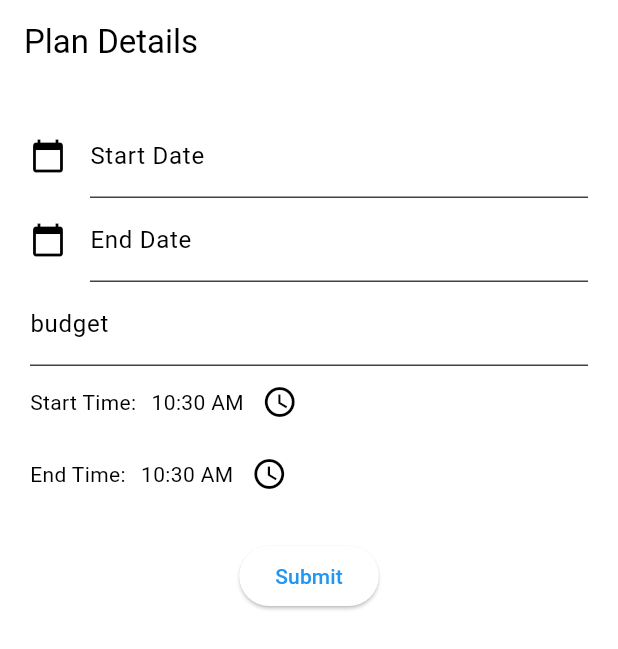
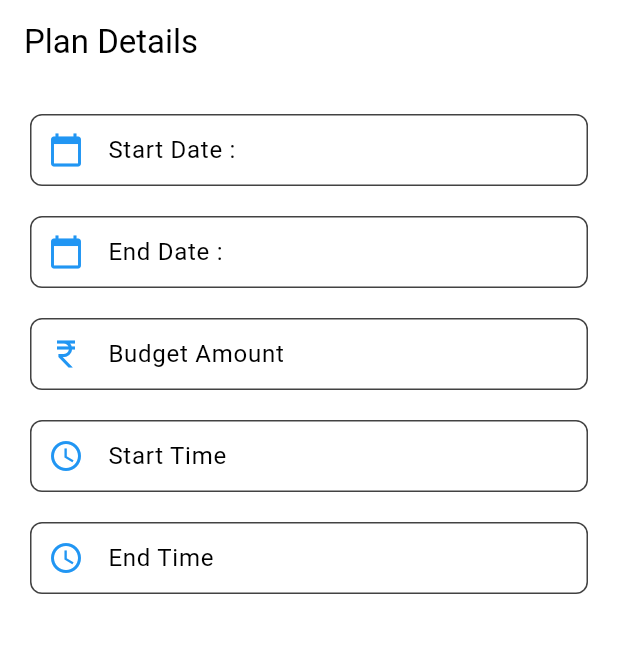
Before and after one commit to Prime-Movers/explore_ez, a Flutter app: the PlanDetails screen opened directly, on a phone screen of 412 x 824 dp. Shown: the top 649 px of the screen. Run offline on Flutter 3.47's test engine with Material 3 defaults, Android fonts, the phone set to English and light mode, and no system bars; our stand-ins replace bloc, cloud_firestore, equatable, firebase_auth, firebase_core, flutter_bloc and 1 more; accounts and stored records are empty.

Commit message:
updated plan details

```diff
--- a/lib/screens/plan_details/plan_details.dart
+++ b/lib/screens/plan_details/plan_details.dart
@@ -1,5 +1,7 @@
 import 'package:flutter/material.dart';
 import 'package:intl/intl.dart';
+import 'package:flutter/services.dart';
+import 'package:explore_ez/components/visible_button.dart';
 
 class PlanDetails extends StatefulWidget {
   const PlanDetails({super.key});
@@ -9,15 +11,18 @@ class PlanDetails extends StatefulWidget {
 }
 
 class _PlanDetailsState extends State<PlanDetails> {
-  final _formKey = GlobalKey<FormState>(); // for form validation
-  DateTime _startDate = DateTime.now(); // initial start date
-  DateTime _endDate = DateTime.now(); // initial end date
-  String _budget = ""; // initial description
-  TimeOfDay _startTime = TimeOfDay.now(); // initial start time
-  TimeOfDay _endTime = TimeOfDay.now(); // initial end time
-  TextEditingController StartdateInputController = TextEditingController();
-  TextEditingController EnddateInputController = TextEditingController();
+  final _formKey = GlobalKey<FormState>();
+  DateTime _startDate = DateTime.now();
+  DateTime _endDate = DateTime.now();
+  String budget = "";
+  TimeOfDay startTime = TimeOfDay.now();
+  TimeOfDay endTime = TimeOfDay.now();
+  TextEditingController startdateInputController = TextEditingController();
+  TextEditingController enddateInputController = TextEditingController();
+  TextEditingController startTimeInputController = TextEditingController();
+  TextEditingController endTimeInputController = TextEditingController();
   var myFormat = DateFormat('d-MM-yyyy');
+
   @override
   Widget build(BuildContext context) {
     final colorScheme = Theme.of(context).colorScheme;
@@ -28,21 +33,18 @@ class _PlanDetailsState extends State<PlanDetails> {
       ),
       body: SingleChildScrollView(
         padding: EdgeInsets.all(20.0),
-        child: Form(
+        child: Column(
+          children: [
+            Form(
               key: _formKey,
+              child: Center(
                 child: Column(
                   children: <Widget>[
-              // Start date
-              TextField(
-                decoration: InputDecoration(
-                  labelText: 'Start Date',
-                  icon: Icon(Icons.calendar_today),
-                  hintText: "Enter Start Date",
-                  hintStyle: TextStyle(color: colorScheme.background),
-                ),
-                readOnly: true,
-                controller: StartdateInputController, // show date picker on tap
-                onTap: () async {
+                    dateField(
+                      context,
+                      "Start Date : ",
+                      startdateInputController,
+                      () async {
                         DateTime? newDate = await showDatePicker(
                           context: context,
                           initialDate: _startDate,
@@ -50,23 +52,23 @@ class _PlanDetailsState extends State<PlanDetails> {
                           lastDate: DateTime(2025),
                         );
                         if (newDate != null) {
-                    StartdateInputController.text = myFormat.format(newDate);
+                          startdateInputController.text =
+                              myFormat.format(newDate);
                           setState(() {
                             _startDate = newDate;
                           });
                         }
                       },
                     ),
-
+                    const SizedBox(
+                      height: 20,
+                    ),
                     // End date
-              TextFormField(
-                decoration: const InputDecoration(
-                  labelText: 'End Date',
-                  icon: Icon(Icons.calendar_today),
-                ),
-                controller: EnddateInputController,
-                readOnly: true, // show date picker on tap
-                onTap: () async {
+                    dateField(
+                      context,
+                      "End Date : ",
+                      enddateInputController,
+                      () async {
                         DateTime? newDate = await showDatePicker(
                           context: context,
                           initialDate: _endDate,
@@ -74,117 +76,157 @@ class _PlanDetailsState extends State<PlanDetails> {
                           lastDate: DateTime(2025),
                         );
                         if (newDate != null) {
-                    EnddateInputController.text = myFormat.format(newDate);
+                          enddateInputController.text =
+                              myFormat.format(newDate);
                           setState(() {
                             _endDate = newDate;
                           });
                         }
                       },
-                validator: (value) {
-                  if (value == null || value.isEmpty) {
-                    return 'Please select an end date.';
-                  }
-                  return null;
-                },
+                    ),
+                    const SizedBox(
+                      height: 20,
+                    ),
+                    budgetField(context),
+                    const SizedBox(
+                      height: 20,
                     ),
 
-              // Description
-              TextFormField(
-                decoration: InputDecoration(
-                  labelText: 'budget',
+                    timeField(context, "Start Time", startTimeInputController,
+                        startTime),
+
+                    const SizedBox(
+                      height: 20,
                     ),
-                onChanged: (value) {
-                  setState(() {
-                    _budget = value;
-                  });
-                },
-                validator: (value) {
-                  if (value == null || value.isEmpty) {
-                    return 'Please enter a description.';
-                  }
-                  return null;
-                },
-              ),
+                    timeField(
+                        context, "End Time", endTimeInputController, endTime),
 
-              // Start time
-              Row(
-                children: [
-                  Text('Start Time:'),
-                  SizedBox(width: 10.0),
-                  Text(
-                    _startTime.format(context),
-                  ),
-                  IconButton(
-                    icon: Icon(Icons.access_time),
-                    onPressed: () async {
-                      TimeOfDay? newTime = await showTimePicker(
-                        context: context,
-                        initialTime: _startTime,
-                      );
-                      if (newTime != null) {
-                        setState(() {
-                          _startTime = newTime;
-                        });
-                      }
-                    },
-                  ),
+                    const SizedBox(height: 20.0),
                   ],
                 ),
-
-              // End time
-              Row(
-                children: [
-                  Text('End Time:'),
-                  SizedBox(width: 10.0),
-                  Text(
-                    _endTime.format(context),
               ),
-                  IconButton(
-                    icon: Icon(Icons.access_time),
-                    onPressed: () async {
-                      TimeOfDay? newTime = await showTimePicker(
-                        context: context,
-                        initialTime: _endTime,
-                      );
-                      if (newTime != null) {
-                        setState(() {
-                          _endTime = newTime;
-                        });
-                      }
-                    },
-                  ),
-                ],
-              ),
-
-              SizedBox(height: 20.0),
-
-              // Submit button
-              ElevatedButton(
-                onPressed: () {
-                  if (_formKey.currentState!.validate()) {
-                    // Process the form data
-                    print('Plan details:');
-                    print(
-                        'Start Date: ${DateFormat('yyyy-MM-dd').format(_startDate)}');
-                    print(
-                        'End Date: ${DateFormat('yyyy-MM-dd').format(_endDate)}');
-                    print('Description: $_budget');
-                    print('Start Time: $_startTime');
-                    print('End Time: $_endTime');
-
-                    // You can now do something with the collected data,
-                    // such as storing it in a database or sending it to a server.
-
-                    // For example, you could navigate to a new page:
-                    Navigator.pushNamed(context, '/plan_confirmation');
-                  }
-                },
-                child: Text('Submit'),
             ),
           ],
         ),
       ),
+    );
+  }
+
+  TextFormField budgetField(BuildContext context) {
+    return TextFormField(
+      onChanged: (value) => budget = value,
+      decoration: InputDecoration(
+        labelText: 'Budget Amount', // More descriptive label
+        prefixIcon: Icon(Icons.currency_rupee,
+            color: Theme.of(context).colorScheme.primary),
+        hintText: 'Enter your planned expense', // Placeholder text
+        contentPadding:
+            const EdgeInsets.all(12.0), // Generous padding for touch targets
+        border: OutlineInputBorder(
+          borderRadius: BorderRadius.circular(8.0), // Rounded corners
+          borderSide: BorderSide(
+            color: Theme.of(context).colorScheme.primary, // Use theme color
           ),
+        ),
+        errorBorder: OutlineInputBorder(
+          // Style error state
+          borderRadius: BorderRadius.circular(8.0),
+          borderSide: BorderSide(
+            color: Theme.of(context).colorScheme.error, // Use theme color
+          ),
+        ),
+      ),
+      keyboardType: const TextInputType.numberWithOptions(
+          decimal: true), // Numerical input with decimals
+      inputFormatters: [
+        FilteringTextInputFormatter.digitsOnly, // Restrict to digits
+      ],
+      validator: (value) {
+        if (value == null || value.isEmpty) {
+          return 'Please enter a budget amount.';
+        } else if (double.tryParse(value) == null) {
+          return 'Please enter a valid number.';
+        }
+        // Add any additional validation logic (e.g., range checking)
+        return null;
+      },
+    );
+  }
+
+  TextFormField dateField(BuildContext context, String labelText,
+      TextEditingController inputController, Function()? onTap) {
+    return TextFormField(
+      decoration: InputDecoration(
+        labelText: labelText,
+        prefixIcon: Icon(
+          Icons.calendar_today,
+          color: Theme.of(context).colorScheme.primary,
+        ),
+        hintStyle: TextStyle(
+          color: Theme.of(context).colorScheme.background,
+        ),
+        contentPadding: const EdgeInsets.all(12.0),
+        border: OutlineInputBorder(
+          borderRadius: BorderRadius.circular(8.0),
+          borderSide: BorderSide(
+            color: Theme.of(context).colorScheme.primary,
+          ),
+        ),
+      ),
+      readOnly: true,
+      onTap: onTap,
+      // Use a more descriptive function name
+      controller: inputController,
+      validator: (value) {
+        if (value == null || value.isEmpty) {
+          return 'Please select a date.';
+        }
+        return null;
+      },
+    );
+  }
+
+  TextFormField timeField(BuildContext context, String labelText,
+      TextEditingController inputController, TimeOfDay currentTime) {
+    return TextFormField(
+      decoration: InputDecoration(
+        labelText: labelText,
+        prefixIcon: Icon(
+          Icons.access_time,
+          color: Theme.of(context).colorScheme.primary,
+        ),
+        hintStyle: TextStyle(
+          color: Theme.of(context).colorScheme.background,
+        ),
+        contentPadding: const EdgeInsets.all(12.0),
+        border: OutlineInputBorder(
+          borderRadius: BorderRadius.circular(8.0),
+          borderSide: BorderSide(
+            color: Theme.of(context).colorScheme.primary,
+          ),
+        ),
+      ),
+      readOnly: true,
+      onTap: () async {
+        TimeOfDay? newTime = await showTimePicker(
+          context: context,
+          initialTime: currentTime,
+        );
+        if (newTime != null) {
+          // ignore: use_build_context_synchronously
+          inputController.text = newTime.format(context);
+          setState(() {
+            currentTime = newTime;
+          });
+        }
+      }, // Use a more descriptive function name
+      controller: inputController,
+      validator: (value) {
+        if (value == null || value.isEmpty) {
+          return 'Please select a date.';
+        }
+        return null;
+      },
     );
   }
 }
```
Lines whose indentation alone changed are shown as unchanged.
